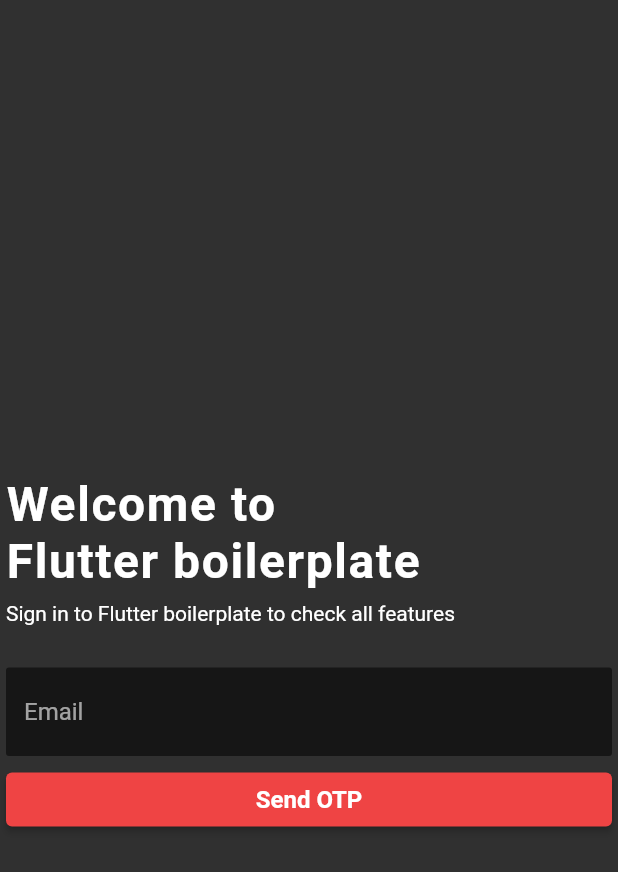
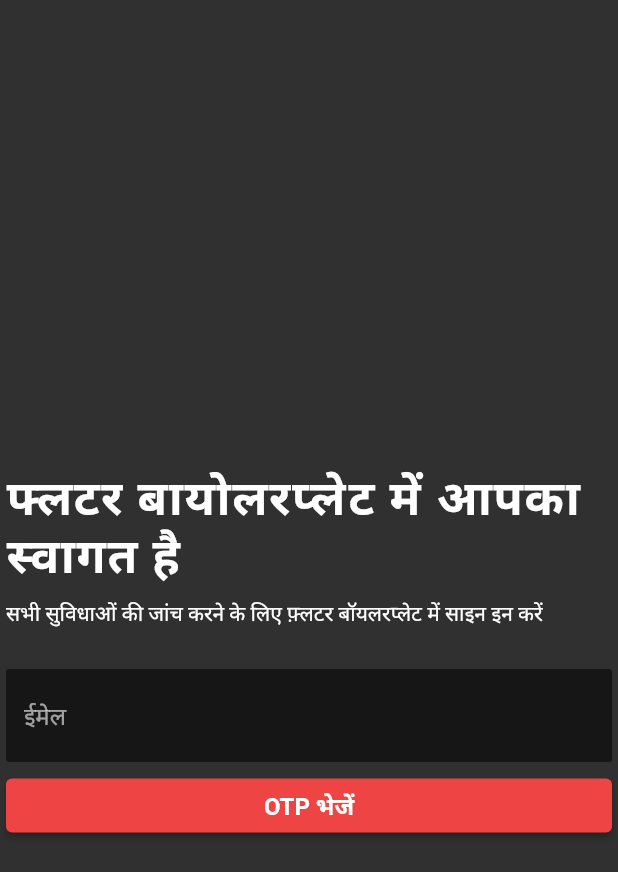
Before and after one commit to chenchunaidu/flutter_boilerplate, a Flutter app: the Login screen opened by its route, on a phone screen of 412 x 824 dp. Shown: the top 872 px of the screen. Run offline on Flutter 3.47's test engine with Material 2 defaults, Android fonts, the phone set to English and light mode, and no system bars; our stand-ins replace date_time_picker, form_validator, get, get_storage; missing offline and left inert: dart:ffi; accounts and stored records are empty; network calls fail.

Commit message:
feat: added support for translations

```diff
--- a/lib/components/login-form.dart
+++ b/lib/components/login-form.dart
@@ -9,7 +9,7 @@ var loginForm = [
   {
     "type": FormFieldType.text,
     "name": "email",
-    "placeholder": "Email",
+    "placeholder": "Email".tr,
     "validator": CustomValidators().emailValidator(),
     "keyboardType": TextInputType.emailAddress
   }
@@ -25,8 +25,8 @@ class LoginForm extends StatelessWidget {
       onSubmit: (value) {
         Get.toNamed('/otp');
       },
-      submitButtonChild: const Text(
-        "Send OTP",
+      submitButtonChild: Text(
+        "Send OTP".tr,
         style: TextStyles.buttonText1,
       ),
     );
--- a/lib/helpers/auth.dart
+++ b/lib/helpers/auth.dart
@@ -1,6 +1,6 @@
 import 'package:get/get.dart';
 
-const publicRoutes = ["/login", "sign-up", "/", "/otp"];
+const publicRoutes = ["/login", "sign-up", "/", "/otp", "/translate"];
 
 class AuthController extends GetxController {
   var isAuthenticated = false.obs;
--- /dev/null
+++ b/lib/helpers/translations.dart
@@ -0,0 +1,22 @@
+import 'package:get/get.dart';
+
+class Messages extends Translations {
+  @override
+  Map<String, Map<String, String>> get keys => {
+        'en_IN': {
+          'Welcome to\nFlutter boilerplate': 'Welcome to\nFlutter boilerplate',
+          'Sign in to Flutter boilerplate to check all features':
+              "Sign in to Flutter boilerplate to check all features",
+          "Email": "Email",
+          "Send OTP": "Send OTP"
+        },
+        'hi_IN': {
+          'Welcome to\nFlutter boilerplate':
+              'फ्लटर बायोलरप्लेट में आपका स्वागत है',
+          "Sign in to Flutter boilerplate to check all features":
+              "सभी सुविधाओं की जांच करने के लिए फ़्लटर बॉयलरप्लेट में साइन इन करें",
+          "Email": "ईमेल",
+          "Send OTP": "OTP भेजें"
+        }
+      };
+}
--- a/lib/screens/login.dart
+++ b/lib/screens/login.dart
@@ -11,17 +11,15 @@ class Login extends StatelessWidget {
   @override
   Widget build(BuildContext context) {
     return Container(
-        child: const VStack(
-            mainAxisAlignment: MainAxisAlignment.spaceEvenly,
-            children: [
+        child:
+            VStack(mainAxisAlignment: MainAxisAlignment.spaceEvenly, children: [
       VStack(
         spacing: Insets.xxl,
         // crossAxisAlignment: CrossAxisAlignment.start,
         children: [
           AuthInfo(
-                label: "Welcome to\nFlutter boilerplate",
-                subLabel:
-                    "Sign in to Flutter boilerplate to check all features",
+            label: "Welcome to\nFlutter boilerplate".tr,
+            subLabel: "Sign in to Flutter boilerplate to check all features".tr,
           ),
           LoginForm()
         ],
--- a/pubspec.yaml
+++ b/pubspec.yaml
@@ -37,6 +37,7 @@ dependencies:
   get: ^4.6.5
   form_validator: ^2.1.1
   date_time_picker: ^2.1.0
+  get_storage: ^2.1.1
 
 dev_dependencies:
   flutter_test:
```
Also changed, not shown: lib/components/translate/translate-button-model.dart (added, +7 -0 lines), lib/components/translate/translate-button.dart (added, +26 -0 lines), lib/components/translate/translate-buttons.dart (added, +29 -0 lines), lib/main.dart (+15 -5 lines), lib/screens/translate.dart (added, +15 -0 lines), pubspec.lock, 1 other file. Lines whose indentation alone changed are shown as unchanged.
